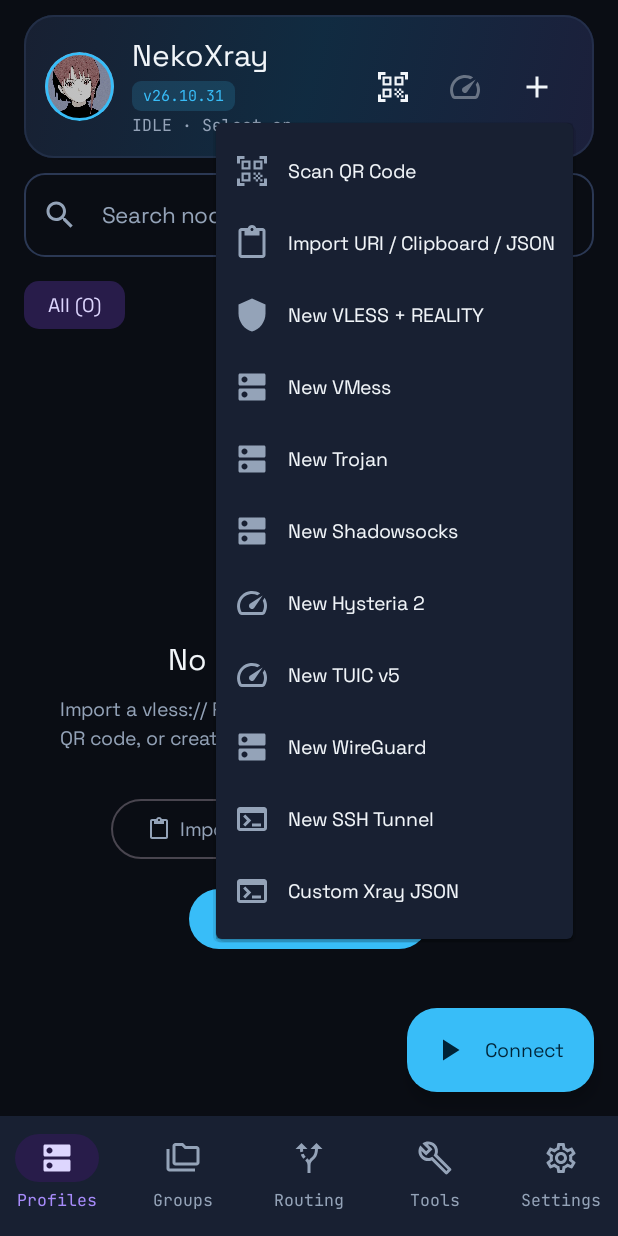
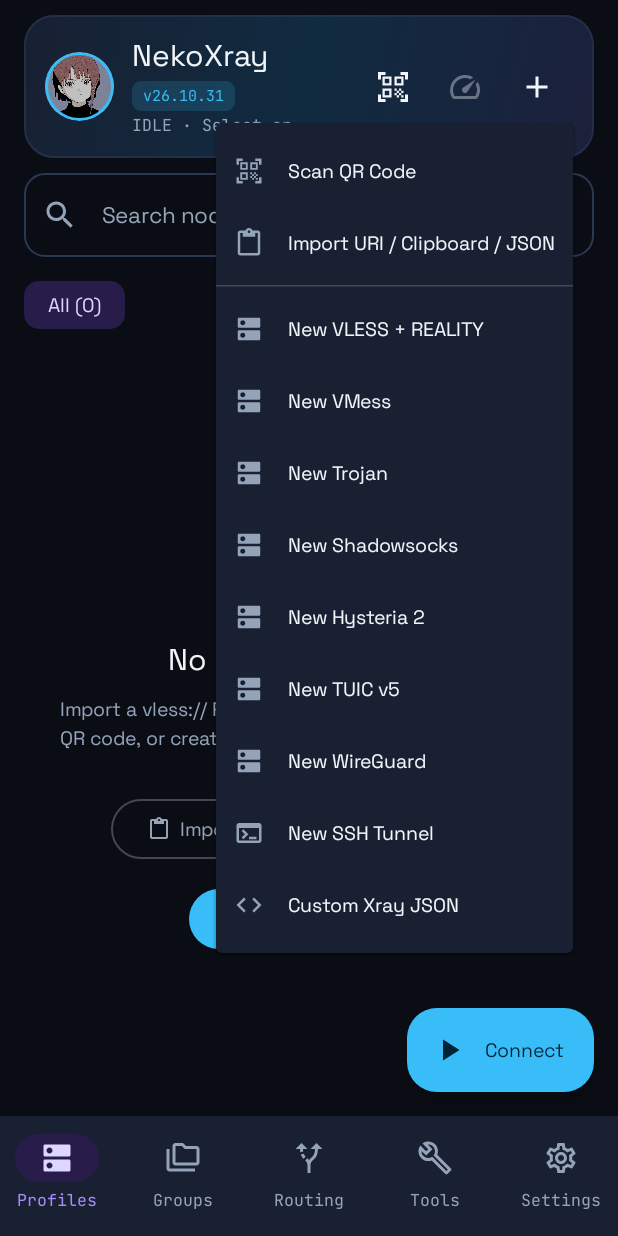
Before and after one commit to ecraft549-sudo/NekoXray, an Android app built with Jetpack Compose: the ProfilesScreen screen opened through its navigation route, after a tap on "Add", on a phone screen of 412 x 824 dp. Run offline under Robolectric (Android 15) with nearby library versions, the phone set to English and light mode, and no system bars.

Commit message:
feat: add new proxy profile examples for testing
- Add Hysteria2 and TUIC v5 proxy profile examples to the screenshot generator test for improved coverage.
- Minor UI polish on the add menu icon.

```diff
--- a/app/src/main/java/com/example/ui/screens/ProfilesScreen.kt
+++ b/app/src/main/java/com/example/ui/screens/ProfilesScreen.kt
@@ -23,6 +23,7 @@ import androidx.compose.foundation.shape.RoundedCornerShape
 import androidx.compose.material.icons.Icons
 import androidx.compose.material.icons.filled.Add
 import androidx.compose.material.icons.filled.Close
+import androidx.compose.material.icons.filled.Code
 import androidx.compose.material.icons.filled.ContentPaste
 import androidx.compose.material.icons.filled.Dns
 import androidx.compose.material.icons.filled.QrCodeScanner
@@ -36,6 +37,7 @@ import androidx.compose.material3.CircularProgressIndicator
 import androidx.compose.material3.DropdownMenu
 import androidx.compose.material3.DropdownMenuItem
 import androidx.compose.material3.FilterChip
+import androidx.compose.material3.HorizontalDivider
 import androidx.compose.material3.Icon
 import androidx.compose.material3.IconButton
 import androidx.compose.material3.MaterialTheme
@@ -447,7 +449,13 @@ private fun EngineStatusBanner(
                     ) {
                         DropdownMenuItem(
                             text = { Text(strings.scanQrCode) },
-                            leadingIcon = { Icon(Icons.Default.QrCodeScanner, null) },
+                            leadingIcon = {
+                                Icon(
+                                    imageVector = Icons.Default.QrCodeScanner,
+                                    contentDescription = null,
+                                    modifier = Modifier.size(20.dp),
+                                )
+                            },
                             onClick = {
                                 onToggleAddMenu(false)
                                 onOpenQrScanner()
@@ -455,84 +463,46 @@ private fun EngineStatusBanner(
                         )
                         DropdownMenuItem(
                             text = { Text(strings.importUriMenu) },
-                            leadingIcon = { Icon(Icons.Default.ContentPaste, null) },
+                            leadingIcon = {
+                                Icon(
+                                    imageVector = Icons.Default.ContentPaste,
+                                    contentDescription = null,
+                                    modifier = Modifier.size(20.dp),
+                                )
+                            },
                             onClick = {
                                 onToggleAddMenu(false)
                                 onOpenImport()
                             },
                         )
-                        DropdownMenuItem(
-                            text = { Text(strings.newVlessReality) },
-                            leadingIcon = { Icon(Icons.Default.Shield, null) },
-                            onClick = {
-                                onToggleAddMenu(false)
-                                onCreateProfile(ProxyProtocol.VLESS)
-                            },
+                        HorizontalDivider(modifier = Modifier.padding(vertical = 4.dp))
+                        val protocolCreateItems = listOf(
+                            Triple(strings.newVlessReality, ProxyProtocol.VLESS, Icons.Default.Dns),
+                            Triple(strings.newVmess, ProxyProtocol.VMESS, Icons.Default.Dns),
+                            Triple(strings.newTrojan, ProxyProtocol.TROJAN, Icons.Default.Dns),
+                            Triple(strings.newShadowsocks, ProxyProtocol.SHADOWSOCKS, Icons.Default.Dns),
+                            Triple(strings.newHysteria2, ProxyProtocol.HYSTERIA2, Icons.Default.Dns),
+                            Triple(strings.newTuic, ProxyProtocol.TUIC, Icons.Default.Dns),
+                            Triple(strings.newWireGuard, ProxyProtocol.WIREGUARD, Icons.Default.Dns),
+                            Triple(strings.newSshTunnel, ProxyProtocol.SSH, Icons.Default.Terminal),
+                            Triple(strings.customXrayJson, ProxyProtocol.CUSTOM_JSON, Icons.Default.Code),
                         )
-                        DropdownMenuItem(
-                            text = { Text(strings.newVmess) },
-                            leadingIcon = { Icon(Icons.Default.Dns, null) },
-                            onClick = {
-                                onToggleAddMenu(false)
-                                onCreateProfile(ProxyProtocol.VMESS)
-                            },
-                        )
-                        DropdownMenuItem(
-                            text = { Text(strings.newTrojan) },
-                            leadingIcon = { Icon(Icons.Default.Dns, null) },
-                            onClick = {
-                                onToggleAddMenu(false)
-                                onCreateProfile(ProxyProtocol.TROJAN)
-                            },
-                        )
-                        DropdownMenuItem(
-                            text = { Text(strings.newShadowsocks) },
-                            leadingIcon = { Icon(Icons.Default.Dns, null) },
-                            onClick = {
-                                onToggleAddMenu(false)
-                                onCreateProfile(ProxyProtocol.SHADOWSOCKS)
-                            },
-                        )
-                        DropdownMenuItem(
-                            text = { Text(strings.newHysteria2) },
-                            leadingIcon = { Icon(Icons.Default.Speed, null) },
-                            onClick = {
-                                onToggleAddMenu(false)
-                                onCreateProfile(ProxyProtocol.HYSTERIA2)
-                            },
-                        )
-                        DropdownMenuItem(
-                            text = { Text(strings.newTuic) },
-                            leadingIcon = { Icon(Icons.Default.Speed, null) },
-                            onClick = {
-                                onToggleAddMenu(false)
-                                onCreateProfile(ProxyProtocol.TUIC)
-                            },
-                        )
-                        DropdownMenuItem(
-                            text = { Text(strings.newWireGuard) },
-                            leadingIcon = { Icon(Icons.Default.Dns, null) },
-                            onClick = {
-                                onToggleAddMenu(false)
-                                onCreateProfile(ProxyProtocol.WIREGUARD)
-                            },
-                        )
-                        DropdownMenuItem(
-                            text = { Text(strings.newSshTunnel) },
-                            leadingIcon = { Icon(Icons.Default.Terminal, null) },
-                            onClick = {
-                                onToggleAddMenu(false)
-                                onCreateProfile(ProxyProtocol.SSH)
-                            },
-                        )
-                        DropdownMenuItem(
-                            text = { Text(strings.customXrayJson) },
-                            leadingIcon = { Icon(Icons.Default.Terminal, null) },
-                            onClick = {
-                                onToggleAddMenu(false)
-                                onCreateProfile(ProxyProtocol.CUSTOM_JSON)
-                            },
-                        )
+                        protocolCreateItems.forEach { (label, protocol, icon) ->
+                            DropdownMenuItem(
+                                text = { Text(label) },
+                                leadingIcon = {
+                                    Icon(
+                                        imageVector = icon,
+                                        contentDescription = null,
+                                        modifier = Modifier.size(20.dp),
+                                    )
+                                },
+                                onClick = {
+                                    onToggleAddMenu(false)
+                                    onCreateProfile(protocol)
+                                },
+                            )
+                        }
                     }
                 }
             }
```
Also changed, not shown: 10 other files.
